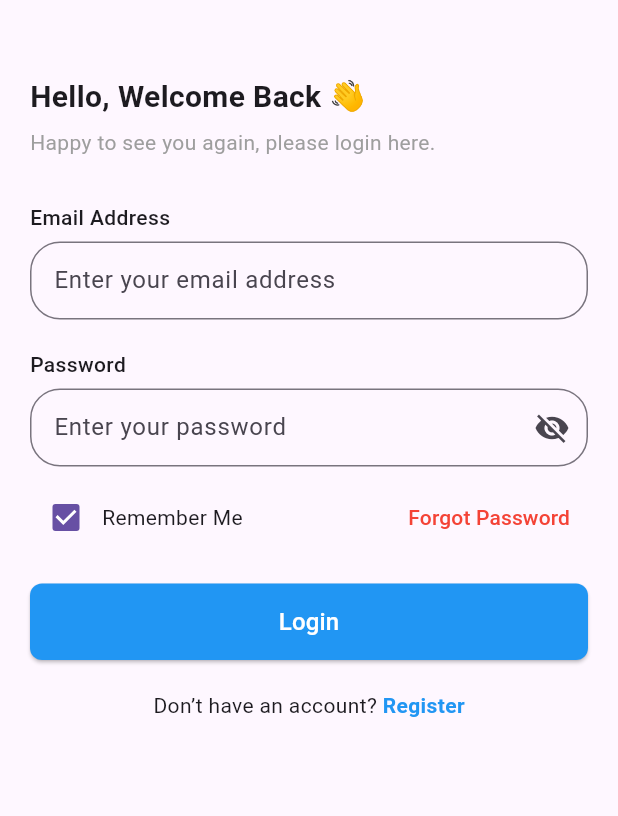
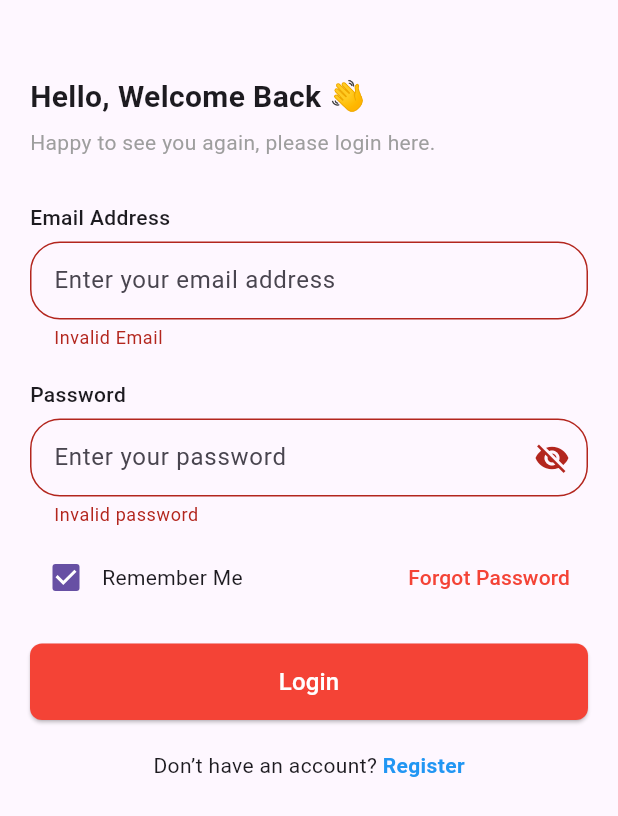
Before and after one commit to muhamedsaber/turbo, a Flutter app: the screen it shows after launch, after a tap on "Login", on a phone screen of 412 x 824 dp. Shown: the top 816 px of the screen. Run offline on Flutter 3.47's test engine with Material 3 defaults, Android fonts, the phone set to English and light mode, and no system bars; our stand-ins replace dio, flutter_bloc, get_it, pretty_dio_logger, retrofit; generated files the repository leaves out were written again.

Commit message:
feat: Implement authentication module with login functionality

```diff
--- a/lib/core/common_ui/widgets/app_text_field.dart
+++ b/lib/core/common_ui/widgets/app_text_field.dart
@@ -8,6 +8,7 @@ class AppTextField extends StatelessWidget {
   final TextEditingController controller;
   final Widget? suffixIcon;
   final String? errorText;
+  final String? Function(String?)? validator;
 
   const AppTextField({
     super.key,
@@ -17,6 +18,7 @@ class AppTextField extends StatelessWidget {
     required this.controller,
     this.suffixIcon,
     this.errorText,
+     this.validator
   });
 
   @override
@@ -27,13 +29,15 @@ class AppTextField extends StatelessWidget {
         Text(label,
             style: const TextStyle(fontSize: 14, fontWeight: FontWeight.w500)),
         const SizedBox(height: 6),
-        TextField(
+        TextFormField(
+        validator: validator,
           controller: controller,
           onTapOutside: (event) {
             FocusScope.of(context).unfocus();
           },
           obscureText: obscureText,
           decoration: InputDecoration(
+
             hintText: hintText,
             suffixIcon: suffixIcon,
             errorText: errorText,
--- /dev/null
+++ b/lib/core/di.dart
@@ -0,0 +1,17 @@
+import 'package:dio/dio.dart';
+import 'package:get_it/get_it.dart';
+import 'package:turbo/core/networking/dio_factory.dart';
+import 'package:turbo/features/auth/data/repos/auth_repo.dart';
+import 'package:turbo/features/auth/data/services/auth_service.dart';
+
+final getIt = GetIt.instance;
+
+setupDependencies() {
+  _setupAuth();
+}
+
+_setupAuth() {
+  getIt.registerSingleton<Dio>(DioFactory().dio);
+  getIt.registerSingleton<AuthService>(AuthService(getIt()));
+  getIt.registerSingleton<AuthRepo>(AuthRepo(service: getIt()));
+}
--- a/lib/core/networking/api_constants.dart
+++ b/lib/core/networking/api_constants.dart
@@ -1,4 +1,3 @@
 class ApiConstants {
-  static const String baseUrl="https://dummyjson.com/";
-  static const String products="products";
+  static const String baseUrl="https://accessories-eshop.runasp.net/api/";
 }
--- /dev/null
+++ b/lib/core/networking/dio_factory.dart
@@ -0,0 +1,34 @@
+import 'package:dio/dio.dart';
+import 'package:flutter/foundation.dart';
+import 'package:pretty_dio_logger/pretty_dio_logger.dart';
+
+class DioFactory {
+  final Dio _dio;
+  Dio get dio=>_dio;
+  DioFactory() : _dio = Dio() {
+    _dio.options
+      ..connectTimeout = Duration(minutes: 1)
+      ..receiveTimeout = Duration(minutes: 1)
+      ..sendTimeout = Duration(minutes: 5);
+    _dio.interceptors.add(
+      PrettyDioLogger(
+        requestHeader: true,
+        requestBody: true,
+        responseBody: true,
+        responseHeader: false,
+        error: true,
+        compact: true,
+        maxWidth: 90,
+        enabled: kDebugMode,
+        // filter: (options, args) {
+        //   // don't print requests with uris containing '/posts'
+        //   if (options.path.contains('/posts')) {
+        //     return false;
+        //   }
+        //   // don't print responses with unit8 list data
+        //   return !args.isResponse || !args.hasUint8ListData;
+        // },
+      ),
+    );
+  }
+}
--- /dev/null
+++ b/lib/features/auth/data/models/login_request_body.dart
@@ -0,0 +1,13 @@
+class LoginRequestBody {
+  final String email;
+  final String password;
+
+  LoginRequestBody({required this.email, required this.password});
+  Map<String, dynamic> toJson() {
+    return {"email": email, "password": password};
+  }
+
+  factory LoginRequestBody.fromJson(Map<String, dynamic> json) {
+    return LoginRequestBody(email: json["email"], password: json["password"]);
+  }
+}
--- /dev/null
+++ b/lib/features/auth/data/repos/auth_repo.dart
@@ -0,0 +1,19 @@
+import 'package:turbo/core/networking/api_result.dart';
+import 'package:turbo/features/auth/data/models/login_request_body.dart';
+import 'package:turbo/features/auth/data/services/auth_service.dart';
+import '../models/login_response.dart';
+
+class AuthRepo {
+  final AuthService service;
+
+  AuthRepo({required this.service});
+
+  Future<ApiResult<LoginResponse>> login(LoginRequestBody body) async {
+    try {
+      final response = await service.login(body: body);
+      return ApiResult.success(response);
+    } catch (e) {
+      return ApiResult.error(e);
+    }
+  }
+}
--- a/lib/features/auth/common/password_textfield.dart
+++ b/lib/features/auth/modules/common/password_textfield.dart
@@ -18,6 +18,13 @@ class _PasswordTextfieldState extends State<PasswordTextfield> {
       label: "Password",
       controller: widget.controller,
       obscureText: !isPasswordVisible,
+      validator: (value) {
+        if (value==null||value.isEmpty) {
+          return "Invalid password";
+        }else{
+          return null;
+        }
+      },
       suffixIcon: IconButton(
         icon: Icon(isPasswordVisible ? Icons.visibility : Icons.visibility_off),
         onPressed: () {
--- /dev/null
+++ b/lib/features/auth/modules/login/cubit/login_cubit.dart
@@ -0,0 +1,23 @@
+import 'package:flutter/material.dart';
+import 'package:flutter_bloc/flutter_bloc.dart';
+import 'package:turbo/core/networking/api_error_model.dart';
+import 'package:turbo/features/auth/data/models/login_request_body.dart';
+import 'package:turbo/features/auth/data/repos/auth_repo.dart';
+
+part 'login_state.dart';
+
+class LoginCubit extends Cubit<LoginState> {
+  LoginCubit({required this.repo}) : super(LoginInitial());
+  final AuthRepo repo;
+  login(LoginRequestBody body) async {
+    final result = await repo.login(body);
+    result.when(
+      onSuccess: (data) {
+        emit(LoginSuccess());
+      },
+      onError: (error) {
+        emit(LoginError(error: error));
+      },
+    );
+  }
+}
--- /dev/null
+++ b/lib/features/auth/modules/login/cubit/login_state.dart
@@ -0,0 +1,16 @@
+part of 'login_cubit.dart';
+
+@immutable
+sealed class LoginState {}
+
+final class LoginInitial extends LoginState {}
+
+final class LoginSuccess extends LoginState {}
+
+final class LoginLoading extends LoginState {}
+
+final class LoginError extends  LoginState {
+  final ApiErrorModel error;
+
+  LoginError({required this.error});
+}
--- a/lib/features/auth/modules/login/login_view.dart
+++ b/lib/features/auth/modules/login/login_view.dart
@@ -1,21 +1,17 @@
 import 'package:flutter/material.dart';
-import 'package:turbo/core/common_ui/widgets/app_text_field.dart';
-import 'package:turbo/features/auth/common/password_textfield.dart';
+import 'package:flutter_bloc/flutter_bloc.dart';
+import 'package:turbo/core/di.dart';
+import 'package:turbo/features/auth/modules/login/cubit/login_cubit.dart';
+import 'package:turbo/features/auth/modules/login/widgets/login_form.dart';
 
-class LoginView extends StatefulWidget {
+class LoginView extends StatelessWidget {
   const LoginView({super.key});
 
   @override
-  State<LoginView> createState() => _LoginViewState();
-}
-
-class _LoginViewState extends State<LoginView> {
-  final TextEditingController emailController = TextEditingController();
-  final TextEditingController passwordController = TextEditingController();
-
-  @override
   Widget build(BuildContext context) {
-    return Scaffold(
+    return BlocProvider(
+      create: (context) => LoginCubit(repo: getIt()),
+      child: Scaffold(
         body: SafeArea(
           child: SingleChildScrollView(
             padding: const EdgeInsets.all(20),
@@ -35,51 +31,7 @@ class _LoginViewState extends State<LoginView> {
                 ),
 
                 const SizedBox(height: 30),
-
-              AppTextField(
-                hintText: "Enter your email address",
-                label: "Email Address",
-                controller: emailController,
-              ),
-              const SizedBox(height: 20),
-
-              PasswordTextfield(controller: passwordController),
-              const SizedBox(height: 10),
-
-              Row(
-                children: [
-                  Checkbox(value: true, onChanged: (val) {}),
-                  const Text("Remember Me"),
-                  const Spacer(),
-                  TextButton(
-                    onPressed: () {},
-                    child: const Text(
-                      "Forgot Password",
-                      style: TextStyle(color: Colors.red),
-                    ),
-                  ),
-                ],
-              ),
-
-              const SizedBox(height: 20),
-
-              SizedBox(
-                width: double.infinity,
-                child: ElevatedButton(
-                  onPressed: () {},
-                  style: ElevatedButton.styleFrom(
-                    backgroundColor: Colors.blue,
-                    padding: const EdgeInsets.symmetric(vertical: 14),
-                    shape: RoundedRectangleBorder(
-                      borderRadius: BorderRadius.circular(8),
-                    ),
-                  ),
-                  child: const Text(
-                    "Login",
-                    style: TextStyle(color: Colors.white, fontSize: 16),
-                  ),
-                ),
-              ),
+                LoginForm(),
                 const SizedBox(height: 20),
                 Center(
                   child: Row(
@@ -103,6 +55,7 @@ class _LoginViewState extends State<LoginView> {
             ),
           ),
         ),
+      ),
     );
   }
 }
--- /dev/null
+++ b/lib/features/auth/modules/login/widgets/login_form.dart
@@ -0,0 +1,88 @@
+import 'dart:developer';
+
+import 'package:flutter/material.dart';
+import 'package:flutter_bloc/flutter_bloc.dart';
+import 'package:turbo/core/common_ui/widgets/app_text_field.dart';
+import 'package:turbo/features/auth/data/models/login_request_body.dart';
+import 'package:turbo/features/auth/modules/common/password_textfield.dart';
+import 'package:turbo/features/auth/modules/login/cubit/login_cubit.dart';
+
+class LoginForm extends StatefulWidget {
+  const LoginForm({super.key});
+
+  @override
+  State<LoginForm> createState() => _LoginFormState();
+}
+
+class _LoginFormState extends State<LoginForm> {
+  final TextEditingController emailController = TextEditingController();
+  final TextEditingController passwordController = TextEditingController();
+  GlobalKey<FormState> formKey = GlobalKey();
+  @override
+  Widget build(BuildContext context) {
+    return Form(
+      key: formKey,
+      child: Column(
+        children: [
+          AppTextField(
+            hintText: "Enter your email address",
+            label: "Email Address",
+            controller: emailController,
+            validator: (value) {
+              if (value == null || value.isEmpty) {
+                return "Invalid Email";
+              } else {
+                return null;
+              }
+            },
+          ),
+          const SizedBox(height: 20),
+          PasswordTextfield(controller: passwordController),
+          const SizedBox(height: 10),
+          Row(
+            children: [
+              Checkbox(value: true, onChanged: (val) {}),
+              const Text("Remember Me"),
+              const Spacer(),
+              TextButton(
+                onPressed: () {},
+                child: const Text(
+                  "Forgot Password",
+                  style: TextStyle(color: Colors.red),
+                ),
+              ),
+            ],
+          ),
+          const SizedBox(height: 20),
+          SizedBox(
+            width: double.infinity,
+            child: ElevatedButton(
+              onPressed: () {
+                log("here");
+                if (formKey.currentState!.validate()) {
+                  context.read<LoginCubit>().login(
+                    LoginRequestBody(
+                      email: emailController.text,
+                      password: passwordController.text,
+                    ),
+                  );
+                }
+              },
+              style: ElevatedButton.styleFrom(
+                backgroundColor: Colors.red,
+                padding: const EdgeInsets.symmetric(vertical: 14),
+                shape: RoundedRectangleBorder(
+                  borderRadius: BorderRadius.circular(8),
+                ),
+              ),
+              child: const Text(
+                "Login",
+                style: TextStyle(color: Colors.white, fontSize: 16),
+              ),
+            ),
+          ),
+        ],
+      ),
+    );
+  }
+}
--- a/lib/main.dart
+++ b/lib/main.dart
@@ -1,8 +1,10 @@
 import 'package:flutter/material.dart';
 import 'package:turbo/config/router/app_router.dart';
 import 'package:turbo/config/router/routes.dart';
+import 'package:turbo/core/di.dart';
 
 void main() {
+  setupDependencies();
   runApp(const MyApp());
 }
 
--- a/pubspec.yaml
+++ b/pubspec.yaml
@@ -37,6 +37,10 @@ dependencies:
   dio: ^5.9.0
   retrofit: ^4.7.2
   retrofit_generator: ^10.0.4
+  build_runner: ^2.8.0
+  flutter_bloc: ^9.1.1
+  get_it: ^8.2.0
+  pretty_dio_logger: ^1.4.0
 dev_dependencies:
   flutter_test:
     sdk: flutter
```
Also changed, not shown: lib/features/auth/data/models/login_response.dart (added, +26 -0 lines), lib/features/auth/data/services/auth_service.dart (added, +15 -0 lines), lib/features/auth/data/services/auth_service.g.dart (added), pubspec.lock. Lines whose indentation alone changed are shown as unchanged.
